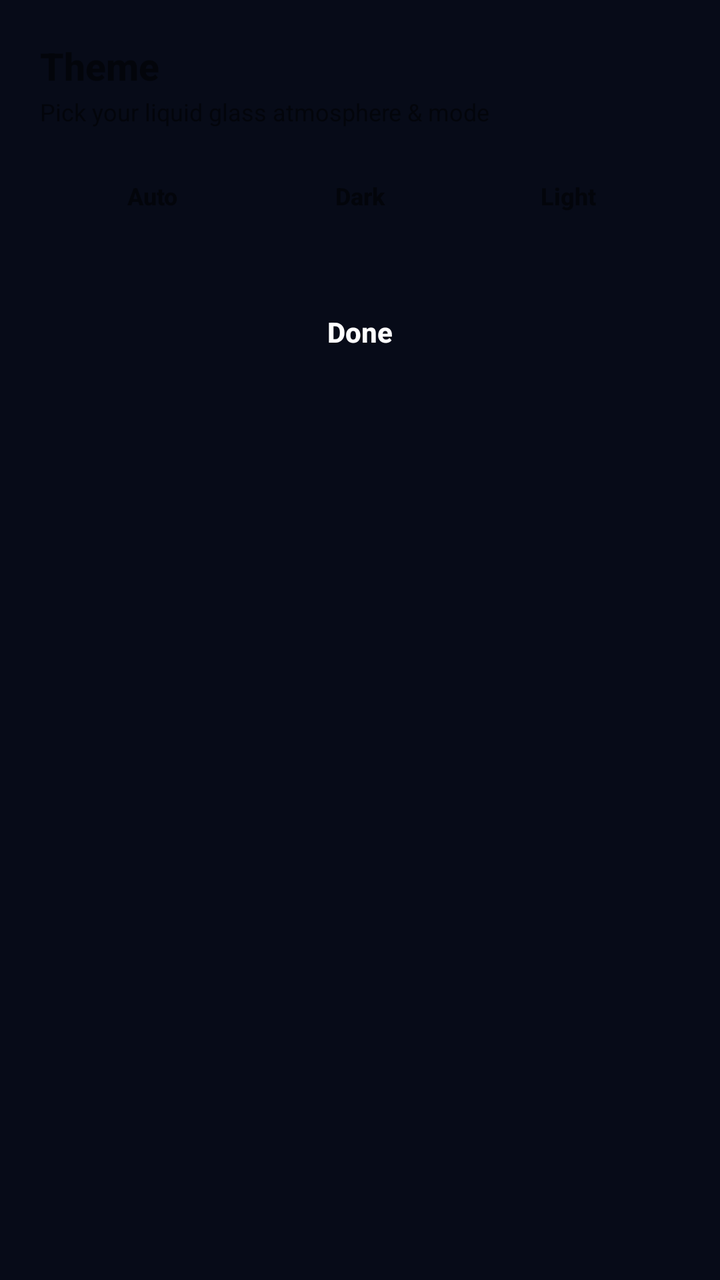
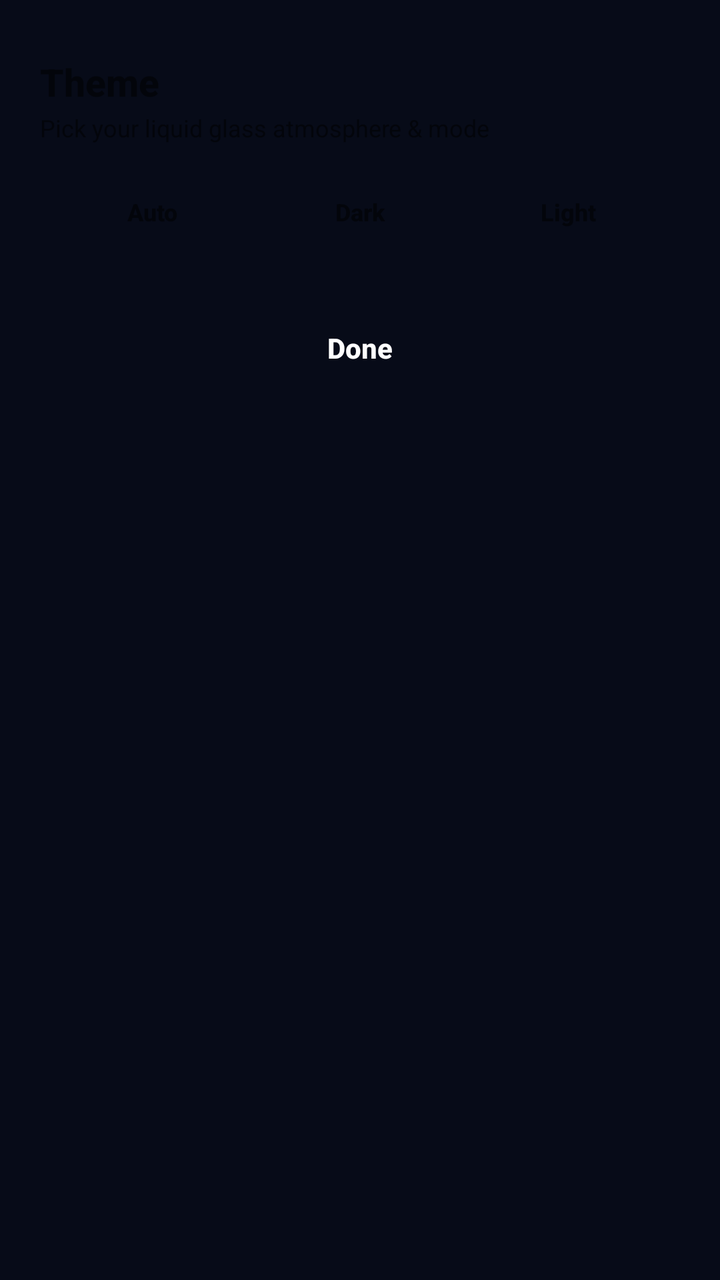

Compare the two renders of this Android layout. The source of the first and the diff that turns it into the second are given below.
<!-- AndroidManifest.xml: application theme Theme.LumeTime -->
<!-- res/layout/dialog_glass_theme.xml -->
<?xml version="1.0" encoding="utf-8"?>
<LinearLayout xmlns:android="http://schemas.android.com/apk/res/android"
    android:id="@+id/themeSheetRoot"
    android:layout_width="match_parent"
    android:layout_height="wrap_content"
    android:orientation="vertical"
    android:padding="20dp">

    <TextView
        android:id="@+id/tvThemeTitle"
        android:layout_width="match_parent"
        android:layout_height="wrap_content"
        android:fontFamily="sans-serif-medium"
        android:text="@string/choose_theme"
        android:textSize="19sp"
        android:textStyle="bold" />

    <TextView
        android:id="@+id/tvThemeSubtitle"
        android:layout_width="match_parent"
        android:layout_height="wrap_content"
        android:layout_marginTop="2dp"
        android:text="@string/choose_theme_subtitle"
        android:textSize="12sp" />

    <LinearLayout
        android:id="@+id/appearanceSwitchContainer"
        android:layout_width="match_parent"
        android:layout_height="40dp"
        android:layout_marginTop="14dp"
        android:gravity="center"
        android:orientation="horizontal"
        android:padding="4dp">

        <TextView
            android:id="@+id/btnModeAuto"
            android:layout_width="0dp"
            android:layout_height="match_parent"
            android:layout_weight="1"
            android:clickable="true"
            android:focusable="true"
            android:fontFamily="sans-serif-medium"
            android:gravity="center"
            android:text="@string/mode_auto"
            android:textSize="12sp"
            android:textStyle="bold" />

        <TextView
            android:id="@+id/btnModeDark"
            android:layout_width="0dp"
            android:layout_height="match_parent"
            android:layout_weight="1"
            android:clickable="true"
            android:focusable="true"
            android:fontFamily="sans-serif-medium"
            android:gravity="center"
            android:text="@string/mode_dark"
            android:textSize="12sp"
            android:textStyle="bold" />

        <TextView
            android:id="@+id/btnModeLight"
            android:layout_width="0dp"
            android:layout_height="match_parent"
            android:layout_weight="1"
            android:clickable="true"
            android:focusable="true"
            android:fontFamily="sans-serif-medium"
            android:gravity="center"
            android:text="@string/mode_light"
            android:textSize="12sp"
            android:textStyle="bold" />
    </LinearLayout>

    <ScrollView
        android:layout_width="match_parent"
        android:layout_height="wrap_content"
        android:layout_marginTop="12dp"
        android:maxHeight="340dp"
        android:scrollbars="none">

        <LinearLayout
            android:id="@+id/themeOptionsContainer"
            android:layout_width="match_parent"
            android:layout_height="wrap_content"
            android:orientation="vertical" />
    </ScrollView>

    <TextView
        android:id="@+id/btnThemeDone"
        android:layout_width="match_parent"
        android:layout_height="44dp"
        android:layout_marginTop="14dp"
        android:clickable="true"
        android:focusable="true"
        android:fontFamily="sans-serif-medium"
        android:gravity="center"
        android:text="@string/done_label"
        android:textColor="#FFFFFFFF"
        android:textSize="14sp"
        android:textStyle="bold" />
</LinearLayout>
<!-- resources referenced by this layout -->
<resources>
  <string name="choose_theme">Theme</string>
  <string name="choose_theme_subtitle">Pick your liquid glass atmosphere &amp; mode</string>
  <string name="done_label">Done</string>
  <string name="mode_auto">Auto</string>
  <string name="mode_dark">Dark</string>
  <string name="mode_light">Light</string>
  <style name="Theme.LumeTime" parent="Theme.AppCompat.DayNight.NoActionBar">
          <item name="android:statusBarColor">@android:color/transparent</item>
          <item name="android:navigationBarColor">@android:color/transparent</item>
          <item name="colorAccent">@color/accent_cyan</item>
          <item name="android:windowBackground">@color/bg_base</item>
      </style>
  <color name="accent_cyan">#38BDF8</color>
  <color name="bg_base">#070B18</color>
</resources>

<!-- the commit's change to res/layout/dialog_glass_theme.xml (unified diff, before → after) -->
@@ -4,7 +4,16 @@
     android:layout_width="match_parent"
     android:layout_height="wrap_content"
     android:orientation="vertical"
-    android:padding="20dp">
+    android:paddingHorizontal="20dp"
+    android:paddingTop="10dp"
+    android:paddingBottom="24dp">
+
+    <View
+        android:id="@+id/sheetDragHandle"
+        android:layout_width="42dp"
+        android:layout_height="4dp"
+        android:layout_gravity="center_horizontal"
+        android:layout_marginBottom="14dp" />
 
     <TextView
         android:id="@+id/tvThemeTitle"
